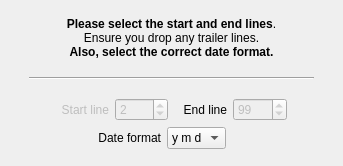
The window that kmymoney/plugins/csvimport/lines-datewizardpage.ui (KDE/kmymoney) describes before a commit, drawn with Qt 5.
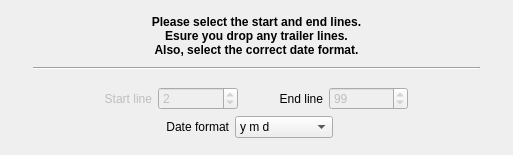
The same window after the commit. Custom widgets are drawn as their Qt base class.

Commit message: CSV Plugin - Improve functionality across distros. Improve UI to display the whole of the file being imported, and smarten to avoid displaying split rows. Also, rework some areas of the code to avoid duplication and improve re-usability. In addition, the UI heading labels have been pruned, to simplify translation. They are still centered, but no longer HTML based.

```diff
--- a/kmymoney/plugins/csvimport/lines-datewizardpage.ui
+++ b/kmymoney/plugins/csvimport/lines-datewizardpage.ui
@@ -6,8 +6,8 @@
    <rect>
     <x>0</x>
     <y>0</y>
-    <width>343</width>
-    <height>166</height>
+    <width>513</width>
+    <height>155</height>
    </rect>
   </property>
   <property name="sizePolicy">
@@ -19,7 +19,7 @@
   <property name="windowTitle">
    <string>Lines-Date Wizard Page</string>
   </property>
-  <layout class="QHBoxLayout" name="horizontalLayout_2">
+  <layout class="QHBoxLayout" name="horizontalLayout_2" stretch="5,100,5">
    <item>
     <spacer name="horizontalSpacer">
      <property name="orientation">
@@ -34,33 +34,25 @@
     </spacer>
    </item>
    <item>
-    <layout class="QVBoxLayout" name="verticalLayout" stretch="25,3,3,3,30,30,3">
+    <layout class="QVBoxLayout" name="verticalLayout" stretch="25,3,3,15,15,3">
      <item>
       <widget class="QLabel" name="label">
+       <property name="font">
+        <font>
+         <weight>75</weight>
+         <bold>true</bold>
+        </font>
+       </property>
        <property name="text">
-        <string>&lt;!DOCTYPE HTML PUBLIC &quot;-//W3C//DTD HTML 4.0//EN&quot; &quot;http://www.w3.org/TR/REC-html40/strict.dtd&quot;&gt;
-&lt;html&gt;&lt;head&gt;&lt;meta name=&quot;qrichtext&quot; content=&quot;1&quot; /&gt;&lt;style type=&quot;text/css&quot;&gt;
-p, li { white-space: pre-wrap; }
-&lt;/style&gt;&lt;/head&gt;&lt;body style=&quot; font-family:'Sans Serif'; font-size:8pt; font-weight:400; font-style:normal;&quot;&gt;
-&lt;p align=&quot;center&quot; style=&quot; margin-top:0px; margin-bottom:0px; margin-left:0px; margin-right:0px; -qt-block-indent:0; text-indent:0px;&quot;&gt;&lt;span style=&quot; font-size:9pt; font-weight:600;&quot;&gt;Please select the start and end lines&lt;/span&gt;&lt;span style=&quot; font-size:9pt;&quot;&gt;.&lt;/span&gt;&lt;/p&gt;
-&lt;p align=&quot;center&quot; style=&quot; margin-top:0px; margin-bottom:0px; margin-left:0px; margin-right:0px; -qt-block-indent:0; text-indent:0px;&quot;&gt;&lt;span style=&quot; font-size:9pt;&quot;&gt;Ensure you drop any trailer lines.&lt;/span&gt;&lt;/p&gt;
-&lt;p align=&quot;center&quot; style=&quot; margin-top:0px; margin-bottom:0px; margin-left:0px; margin-right:0px; -qt-block-indent:0; text-indent:0px;&quot;&gt;&lt;span style=&quot; font-size:9pt; font-weight:600;&quot;&gt;Also, select the correct date format.&lt;/span&gt;&lt;/p&gt;&lt;/body&gt;&lt;/html&gt;</string>
+        <string>Please select the start and end lines.
+Esure you drop any trailer lines.
+Also, select the correct date format.</string>
+       </property>
+       <property name="alignment">
+        <set>Qt::AlignCenter</set>
        </property>
       </widget>
      </item>
-     <item>
-      <spacer name="verticalSpacer_2">
-       <property name="orientation">
-        <enum>Qt::Vertical</enum>
-       </property>
-       <property name="sizeHint" stdset="0">
-        <size>
-         <width>20</width>
-         <height>40</height>
-        </size>
-       </property>
-      </spacer>
-     </item>
      <item>
       <widget class="Line" name="line_hor">
        <property name="orientation">
@@ -69,20 +61,20 @@
       </widget>
      </item>
      <item>
-      <spacer name="verticalSpacer_3">
+      <spacer name="verticalSpacer_2">
        <property name="orientation">
         <enum>Qt::Vertical</enum>
        </property>
        <property name="sizeHint" stdset="0">
         <size>
-         <width>20</width>
-         <height>40</height>
+         <width>314</width>
+         <height>13</height>
         </size>
        </property>
       </spacer>
      </item>
      <item>
-      <layout class="QHBoxLayout" name="horizontalLayout_low" stretch="5,10,10,10,0,5">
+      <layout class="QHBoxLayout" name="horizontalLayout_low" stretch="5,10,10,10,10,9">
        <property name="topMargin">
         <number>5</number>
        </property>
@@ -181,7 +173,7 @@
       </layout>
      </item>
      <item>
-      <layout class="QHBoxLayout" name="horizontalLayout" stretch="30,30,0,40">
+      <layout class="QHBoxLayout" name="horizontalLayout" stretch="30,30,30,45">
        <property name="topMargin">
         <number>0</number>
        </property>
@@ -252,8 +244,8 @@
        </property>
        <property name="sizeHint" stdset="0">
         <size>
-         <width>0</width>
-         <height>0</height>
+         <width>314</width>
+         <height>13</height>
         </size>
        </property>
       </spacer>
```
Left out of the diff: 2 changed lines with no effect on the pictures. The commit also changes 17 other files.
